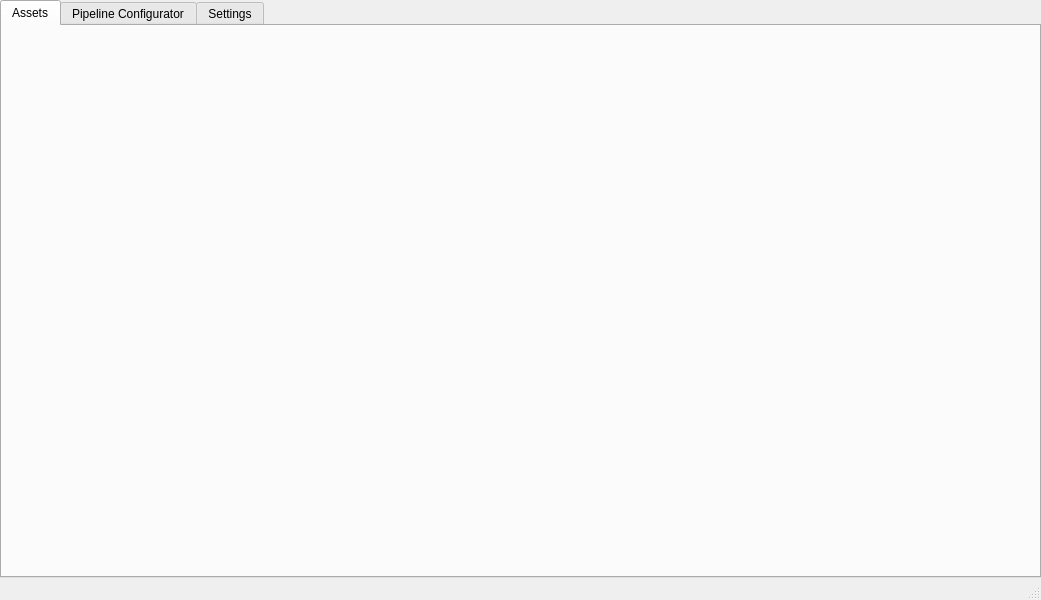
The window that MainApplication/MainApplication_GUI.ui (tkideneb1999/GameAssetPipelineProgram) describes before a commit, drawn with Qt 5.
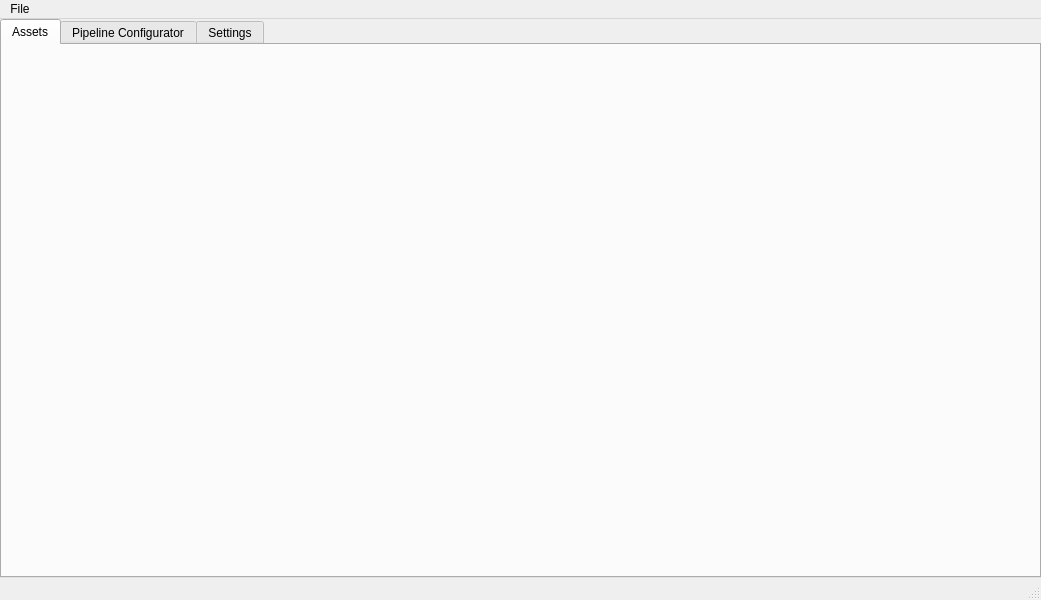
The same window after the commit.

```diff
--- a/MainApplication/MainApplication_GUI.ui
+++ b/MainApplication/MainApplication_GUI.ui
@@ -88,6 +88,13 @@
      <height>21</height>
     </rect>
    </property>
+   <widget class="QMenu" name="menuFile">
+    <property name="title">
+     <string>File</string>
+    </property>
+    <addaction name="actionSet_as_current_project"/>
+   </widget>
+   <addaction name="menuFile"/>
   </widget>
   <widget class="QStatusBar" name="statusbar"/>
  </widget>
```
Left out of the diff: 5 changed lines with no effect on the pictures.
